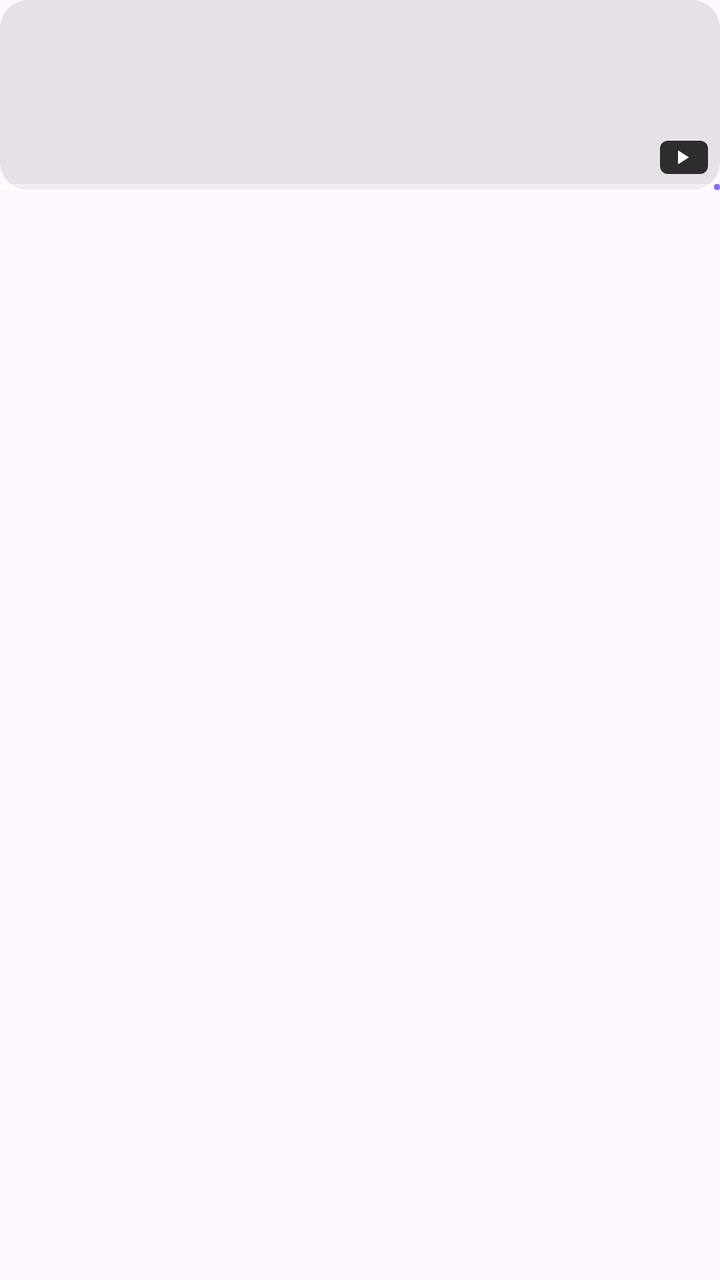
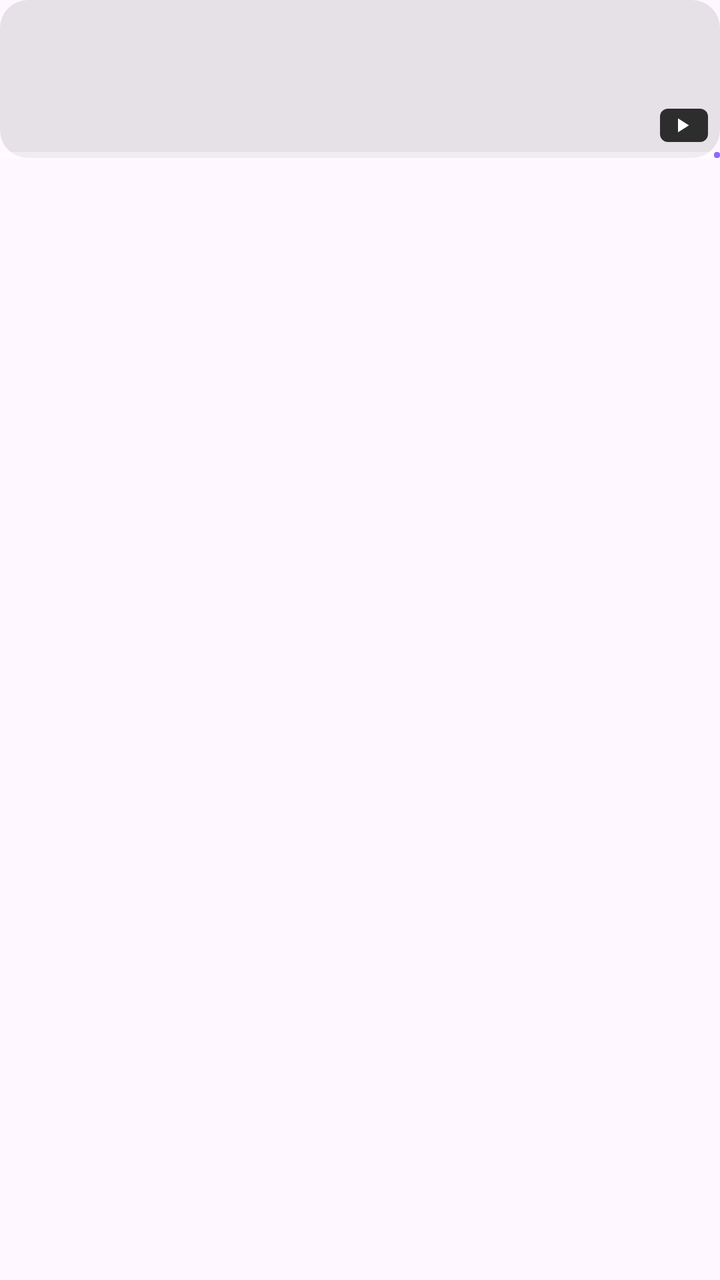

Two renders of the same Android screen: before a commit and after it. Below are the layout's source before the change and the commit's diff.
<!-- AndroidManifest.xml: application theme Theme.Vela -->
<!-- res/layout/item_continue.xml -->
<?xml version="1.0" encoding="utf-8"?>
<LinearLayout xmlns:android="http://schemas.android.com/apk/res/android"
    xmlns:app="http://schemas.android.com/apk/res-auto"
    android:layout_width="168dp"
    android:layout_height="wrap_content"
    android:layout_marginHorizontal="4dp"
    android:background="@drawable/bg_item"
    android:orientation="vertical">

    <FrameLayout
        android:layout_width="match_parent"
        android:layout_height="95dp">

        <com.google.android.material.imageview.ShapeableImageView
            android:id="@+id/thumb"
            android:layout_width="match_parent"
            android:layout_height="match_parent"
            android:background="#33888888"
            android:importantForAccessibility="no"
            android:scaleType="centerCrop"
            app:shapeAppearanceOverlay="@style/RoundedThumb" />

        <LinearLayout
            android:layout_width="wrap_content"
            android:layout_height="wrap_content"
            android:layout_gravity="bottom|end"
            android:layout_marginEnd="6dp"
            android:layout_marginBottom="8dp"
            android:background="@drawable/bg_badge"
            android:gravity="center_vertical"
            android:orientation="horizontal"
            android:paddingHorizontal="5dp"
            android:paddingVertical="1dp">

            <ImageView
                android:layout_width="12dp"
                android:layout_height="12dp"
                android:importantForAccessibility="no"
                android:src="@drawable/ic_play"
                app:tint="@android:color/white" />

            <TextView
                android:id="@+id/duration"
                android:layout_width="wrap_content"
                android:layout_height="wrap_content"
                android:layout_marginStart="2dp"
                android:textColor="@android:color/white"
                android:textSize="11sp" />
        </LinearLayout>

        <com.google.android.material.progressindicator.LinearProgressIndicator
            android:id="@+id/progress"
            android:layout_width="match_parent"
            android:layout_height="wrap_content"
            android:layout_gravity="bottom"
            android:max="1000"
            app:indicatorColor="?attr/colorPrimary"
            app:trackColor="#66FFFFFF"
            app:trackThickness="3dp" />
    </FrameLayout>

    <TextView
        android:id="@+id/title"
        android:layout_width="match_parent"
        android:layout_height="wrap_content"
        android:layout_marginTop="4dp"
        android:ellipsize="end"
        android:maxLines="1"
        android:paddingHorizontal="2dp"
        android:textAppearance="?attr/textAppearanceBodySmall" />
</LinearLayout>
<!-- resources referenced by this layout -->
<resources>
  <!-- drawable bg_badge (drawable) -->
  <shape xmlns:android="http://schemas.android.com/apk/res/android" android:shape="rectangle">
      <solid android:color="#CC000000" />
      <corners android:radius="4dp" />
  </shape>
  <!-- drawable bg_item (drawable) -->
  <ripple xmlns:android="http://schemas.android.com/apk/res/android" android:color="?attr/colorControlHighlight">
      <item>
          <selector>
              <item android:state_activated="true">
                  <shape android:shape="rectangle"><solid android:color="@color/primary_a20" /><corners android:radius="18dp" /></shape>
              </item>
              <item>
                  <shape android:shape="rectangle"><solid android:color="#00000000" /><corners android:radius="18dp" /></shape>
              </item>
          </selector>
      </item>
      <item android:id="@android:id/mask">
          <shape android:shape="rectangle"><solid android:color="#FFFFFFFF" /><corners android:radius="18dp" /></shape>
      </item>
  </ripple>
  <!-- drawable ic_play (drawable) -->
  <vector xmlns:android="http://schemas.android.com/apk/res/android"
      android:width="24dp" android:height="24dp" android:viewportWidth="24" android:viewportHeight="24"
      android:tint="?attr/colorControlNormal">
      <path android:fillColor="@android:color/white" android:pathData="M8,5v14l11,-7z"/>
  </vector>
  <style name="RoundedThumb">
          <item name="cornerFamily">rounded</item>
          <item name="cornerSize">14dp</item>
      </style>
  <color name="accent">#8B6CFF</color>
  <!-- drawable ic_close (drawable) -->
  <vector xmlns:android="http://schemas.android.com/apk/res/android"
      android:width="24dp" android:height="24dp" android:viewportWidth="24" android:viewportHeight="24"
      android:tint="?attr/colorControlNormal">
      <path android:fillColor="@android:color/white" android:pathData="M19,6.41L17.59,5 12,10.59 6.41,5 5,6.41 10.59,12 5,17.59 6.41,19 12,13.41 17.59,19 19,17.59 13.41,12z"/>
  </vector>
  <style name="VelaWindowAnim" parent="@android:style/Animation.Activity">
          <item name="android:activityOpenEnterAnimation">@anim/act_open_enter</item>
          <item name="android:activityOpenExitAnimation">@anim/act_open_exit</item>
          <item name="android:activityCloseEnterAnimation">@anim/act_close_enter</item>
          <item name="android:activityCloseExitAnimation">@anim/act_close_exit</item>
      </style>
  <style name="VelaChip" parent="Widget.Material3.Chip.Filter">
          <item name="shapeAppearanceOverlay">@style/PillShape</item>
      </style>
  <style name="VelaBottomSheet" parent="ThemeOverlay.Material3.BottomSheetDialog">
          <item name="bottomSheetStyle">@style/VelaBottomSheetStyle</item>
      </style>
  <style name="VelaDialog" parent="ThemeOverlay.Material3.MaterialAlertDialog">
          <item name="shapeAppearanceOverlay">@style/DialogShape</item>
      </style>
  <style name="PillShape">
          <item name="cornerFamily">rounded</item>
          <item name="cornerSize">50%</item>
      </style>
  <style name="VelaBottomSheetStyle" parent="Widget.Material3.BottomSheet.Modal">
          <item name="shapeAppearance">@style/SheetShape</item>
      </style>
  <style name="DialogShape">
          <item name="cornerFamily">rounded</item>
          <item name="cornerSize">28dp</item>
      </style>
  <style name="SheetShape">
          <item name="cornerFamily">rounded</item>
          <item name="cornerSizeTopLeft">28dp</item>
          <item name="cornerSizeTopRight">28dp</item>
          <item name="cornerSizeBottomLeft">0dp</item>
          <item name="cornerSizeBottomRight">0dp</item>
      </style>
  <!-- unchanged entries left out for length: 1 -->
</resources>

<!-- the commit's change to res/layout/item_continue.xml (unified diff, before → after) -->
@@ -1,7 +1,7 @@
 <?xml version="1.0" encoding="utf-8"?>
 <LinearLayout xmlns:android="http://schemas.android.com/apk/res/android"
     xmlns:app="http://schemas.android.com/apk/res-auto"
-    android:layout_width="168dp"
+    android:layout_width="140dp"
     android:layout_height="wrap_content"
     android:layout_marginHorizontal="4dp"
     android:background="@drawable/bg_item"
@@ -9,7 +9,7 @@
 
     <FrameLayout
         android:layout_width="match_parent"
-        android:layout_height="95dp">
+        android:layout_height="79dp">
 
         <com.google.android.material.imageview.ShapeableImageView
             android:id="@+id/thumb"
